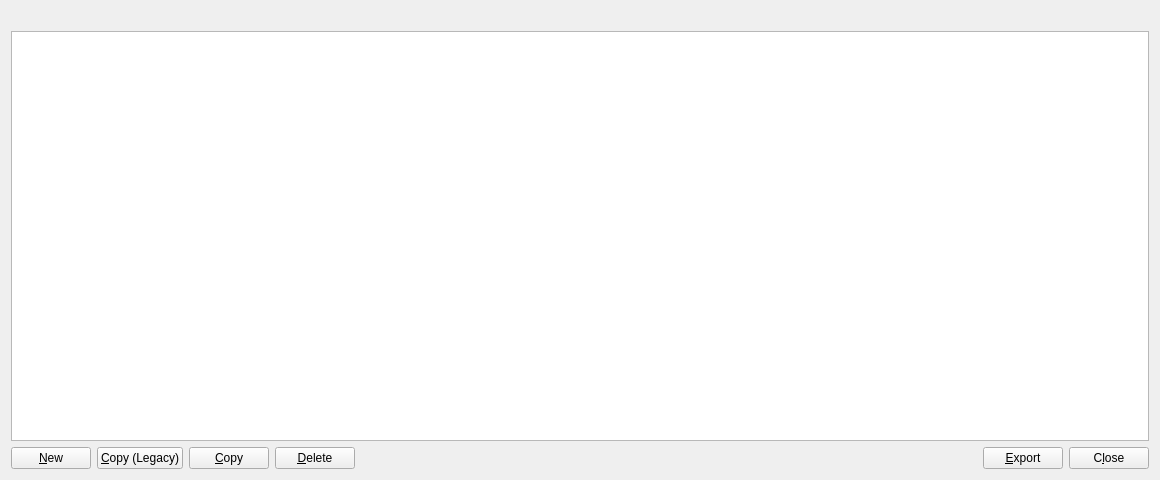
Qt form src/qt/forms/addressbookpage.ui (SmartCash/Core-Smart) before a commit.
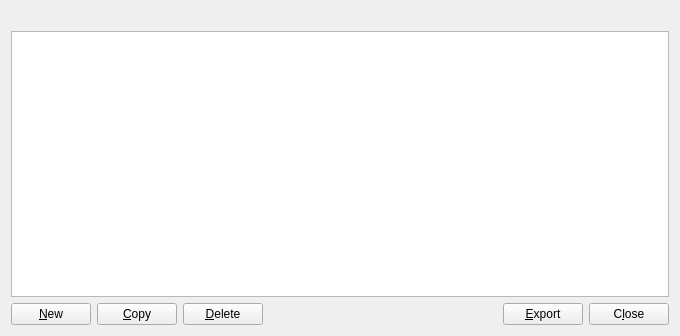
The same form after that commit. Icons and pictures are not drawn.

Commit message: qt: Removed legacy address column from addressbook

Patch:
```diff
--- a/src/qt/forms/addressbookpage.ui
+++ b/src/qt/forms/addressbookpage.ui
@@ -6,8 +6,8 @@
    <rect>
     <x>0</x>
     <y>0</y>
-    <width>1160</width>
-    <height>480</height>
+    <width>680</width>
+    <height>336</height>
    </rect>
   </property>
   <layout class="QVBoxLayout" name="verticalLayout">
@@ -68,23 +68,6 @@
        </property>
       </widget>
      </item>
-     <item>
-      <widget class="QPushButton" name="copyAddressLegacy">
-       <property name="toolTip">
-        <string>Copy the currently selected address (legacy) to the system clipboard</string>
-       </property>
-       <property name="text">
-        <string>&amp;Copy (Legacy)</string>
-       </property>
-       <property name="icon">
-        <iconset resource="../bitcoin.qrc">
-         <normaloff>:/icons/editcopy</normaloff>:/icons/editcopy</iconset>
-       </property>
-       <property name="autoDefault">
-        <bool>false</bool>
-       </property>
-      </widget>
-     </item>
      <item>
       <widget class="QPushButton" name="copyAddress">
        <property name="toolTip">
```
Left out of the diff: 12 changed lines with no effect on the pictures. The commit also changes 6 other files.
